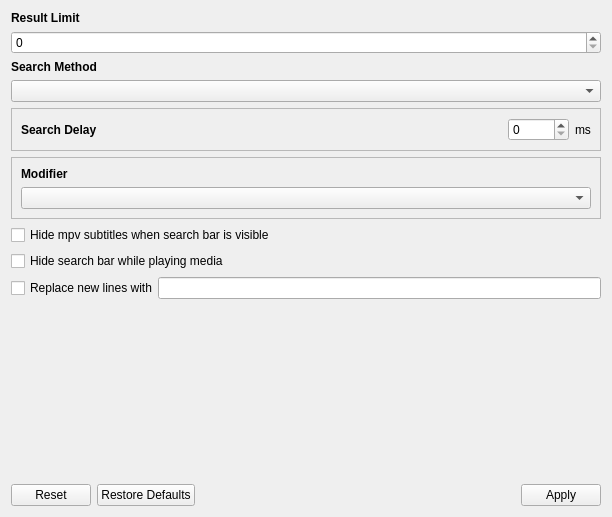
Before: the Qt Designer form src/gui/widgets/searchsettings.ui in ripose-jp/Memento, drawn with Qt 5.
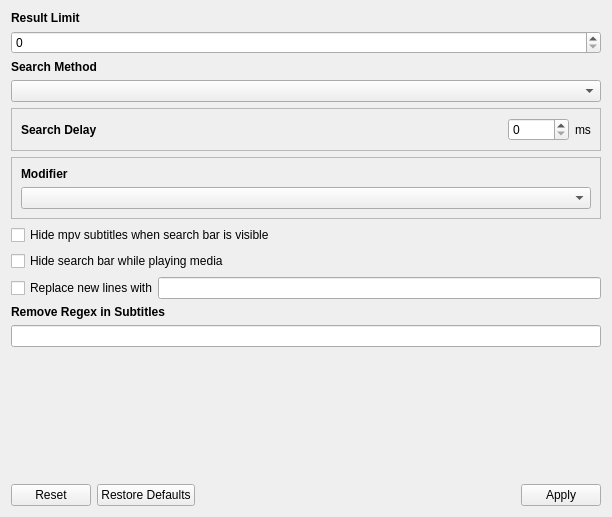
After: the same form once the commit is applied.

Commit message: Added feature for filtering the primary subtitle with a regular expression

```diff
--- a/src/gui/widgets/searchsettings.ui
+++ b/src/gui/widgets/searchsettings.ui
@@ -27,8 +27,8 @@
        <rect>
         <x>0</x>
         <y>0</y>
-        <width>600</width>
-        <height>461</height>
+        <width>579</width>
+        <height>462</height>
        </rect>
       </property>
       <layout class="QVBoxLayout" name="layoutScrollArea">
@@ -205,6 +205,28 @@
          </item>
         </layout>
        </item>
+       <item>
+        <widget class="QLabel" name="labelRemoveRegex">
+         <property name="font">
+          <font>
+           <weight>75</weight>
+           <bold>true</bold>
+          </font>
+         </property>
+         <property name="text">
+          <string>Remove Regex in Subtitles</string>
+         </property>
+        </widget>
+       </item>
+       <item>
+        <widget class="QLineEdit" name="lineRemoveRegex">
+         <property name="toolTip">
+          <string>Removes all pieces of text in the primary subtitle that match the given regular expression.
+Unlike &quot;Replace new line with&quot;, this modifies subtitles globally.
+Changes to the primary subtitle will appear in the subtitle list, Anki cards, and subtitle search.</string>
+         </property>
+        </widget>
+       </item>
        <item>
         <spacer name="verticalSpacer">
          <property name="orientation">
```
The commit also changes 5 other files.
